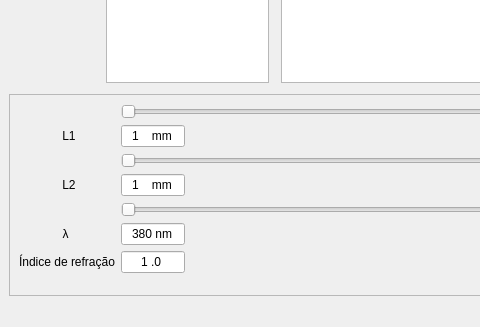
First picture: the form in IDM_GUI.ui, repository deep-in-the-pc/Michelson-interferometer-Simulator, before the edit; both pictures show x 0 to 480 and y 273 to 600 of the 800 by 600 pixel window.
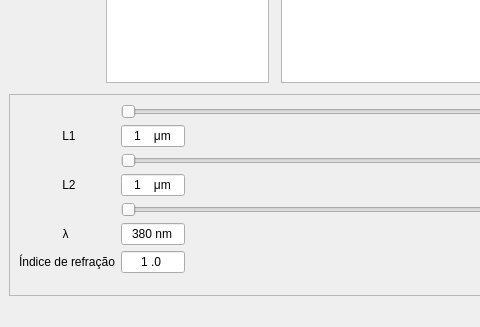
Second picture: the form after the edit.

Commit message: Changed Gui values and behavior

Diff of the .ui file:
```diff
--- a/IDM_GUI.ui
+++ b/IDM_GUI.ui
@@ -210,10 +210,10 @@
           </size>
          </property>
          <property name="inputMask">
-          <string>D000 mm</string>
+          <string>D000 μm</string>
          </property>
          <property name="text">
-          <string>1 mm</string>
+          <string>1 μm</string>
          </property>
          <property name="alignment">
           <set>Qt::AlignCenter</set>
@@ -252,10 +252,10 @@
           </size>
          </property>
          <property name="inputMask">
-          <string>D000 mm</string>
+          <string>D000 μm</string>
          </property>
          <property name="text">
-          <string>1 mm</string>
+          <string>1 μm</string>
          </property>
          <property name="alignment">
           <set>Qt::AlignCenter</set>
```
Left out of the diff: 29 changed lines with no effect on the pictures. The commit also changes 1 other file.
